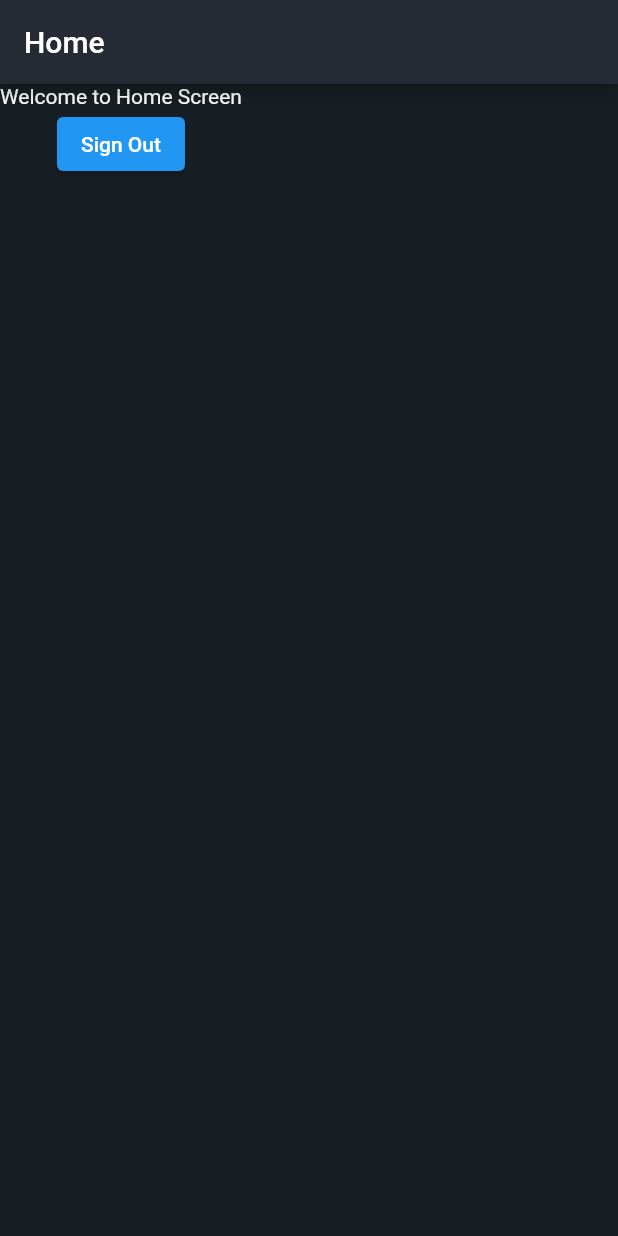
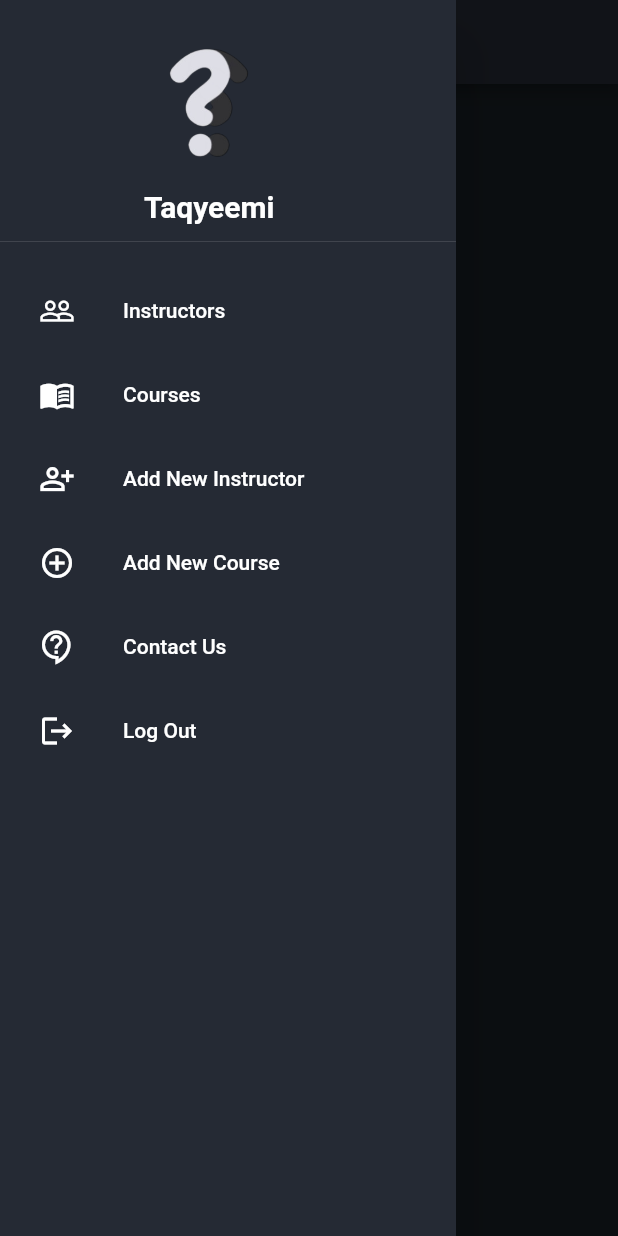
Before and after one commit to Ali-AlDhamen/taqyeemi, a Flutter app: the screen it shows once a user with an empty profile is signed in, with the side drawer open (before the commit the screen has no drawer), on a phone screen of 412 x 824 dp. Run offline on Flutter 3.47's test engine with Material 2 defaults, Android fonts, the phone set to English and light mode, and no system bars; our stand-ins replace awesome_snackbar_content, cloud_firestore, firebase_auth, firebase_core; accounts and stored records are empty; network calls fail.

Commit message:
added drawer

```diff
--- a/lib/Auth/auth.dart
+++ b/lib/Auth/auth.dart
@@ -42,7 +42,7 @@ class Auth {
     }
   }
 
-  static Future<void> signUp(
+  static Future<void> signUp  (
       String email, String password, String name, String phoneNo ,BuildContext context) async {
     try {
       UserCredential authResult = await _auth.createUserWithEmailAndPassword(
--- a/lib/screens/home_screen.dart
+++ b/lib/screens/home_screen.dart
@@ -1,6 +1,8 @@
 import 'package:firebase_auth/firebase_auth.dart';
 import 'package:firebase_core/firebase_core.dart';
 import 'package:flutter/material.dart';
+
+import '../widgets/NavigationDrawer.dart';
 
 class HomeScreen extends StatefulWidget {
   static const String routeName = "/home_screen";
@@ -20,6 +22,7 @@ class _HomeScreenState extends State<HomeScreen> {
       appBar: AppBar(
         title: const Text('Home'),
       ),
+      drawer: NavigationDrawer(),
       body:  Column(
         children: [
           const Text('Welcome to Home Screen'),
--- /dev/null
+++ b/lib/widgets/NavigationDrawer.dart
@@ -0,0 +1,97 @@
+import 'package:flutter/material.dart';
+
+class NavigationDrawer extends StatelessWidget {
+  const NavigationDrawer({super.key});
+
+  @override
+  Widget build(BuildContext context) {
+    return Drawer(
+      child: ListView(
+        padding: EdgeInsets.zero,
+        children: [
+          DrawerHeader(
+              child: Expanded(
+            child: Column(
+              children: [
+                Image.asset("assets/images/logo.png", width: 200, height: 100),
+                const SizedBox(
+                  height: 10,
+                ),
+                Padding(
+                  padding: const EdgeInsets.only(right: 25),
+                  child: Text(
+                    "Taqyeemi",
+                    style: TextStyle(
+                      fontSize: 20,
+                      fontWeight: FontWeight.bold,
+                      color: Colors.white,
+                    ),
+                  ),
+                ),
+              ],
+            ),
+          )),
+          Padding(
+            padding: const EdgeInsets.all(10.0),
+            child: Column(
+              children: [
+                // make list tiles for instructors , subjects , add new instructor , add new subject , contact us , log out
+                ListTile(
+                  leading: const Icon(Icons.people_outline),
+                  title: const Text('Instructors'),
+                  onTap: () {
+                    // Update the state of the app.
+                    // ...
+                  },
+                ),
+
+
+                ListTile(
+                  leading: const Icon(Icons.menu_book),
+                  title: const Text('Courses'),
+                  onTap: () {
+                    // Update the state of the app.
+                    // ...
+                  },
+                ),
+
+                ListTile(
+                  leading: const Icon(Icons.person_add_alt_outlined),
+                  title: const Text('Add New Instructor'),
+                  onTap: () {
+                    // Update the state of the app.
+                    // ...
+                  },
+                ),
+                ListTile(
+                  leading: const Icon(Icons.add_circle_outline),
+                  title: const Text('Add New Course'),
+                  onTap: () {
+                    // Update the state of the app.
+                    // ...
+                  },
+                ),
+                ListTile(
+                  leading: const Icon(Icons.contact_support_outlined),
+                  title: const Text('Contact Us'),
+                  onTap: () {
+                    // Update the state of the app.
+                    // ...
+                  },
+                ),
+                ListTile(
+                  leading: const Icon(Icons.logout),
+                  title: const Text('Log Out'),
+                  onTap: () {
+                    // Update the state of the app.
+                    // ...
+                  },
+                ),
+              ],
+            ),
+          )
+        ],
+      ),
+    );
+  }
+}
```
Also changed, not shown: pubspec.yaml (+3 -67 lines), assets/images/logo.png (added).
